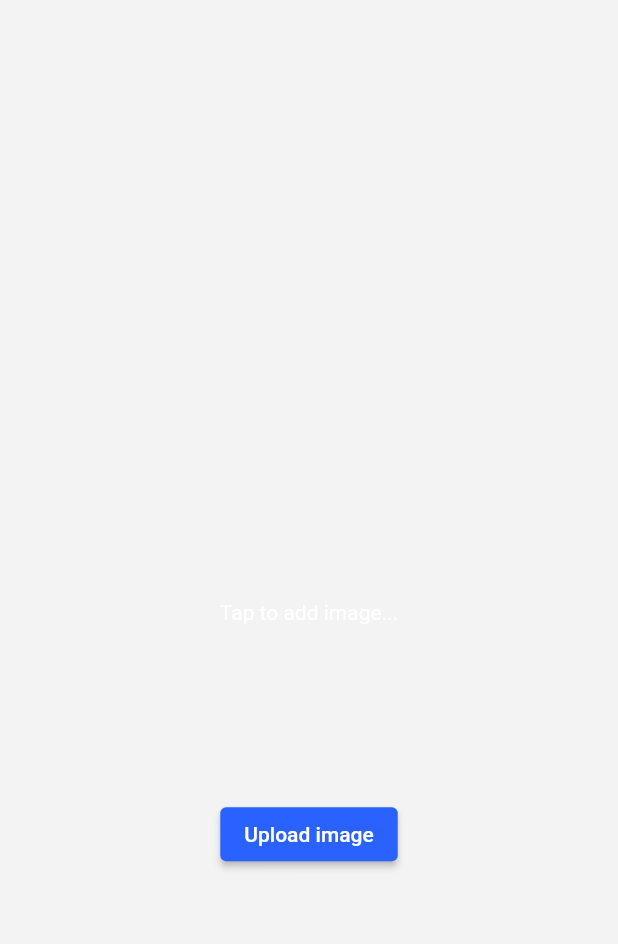
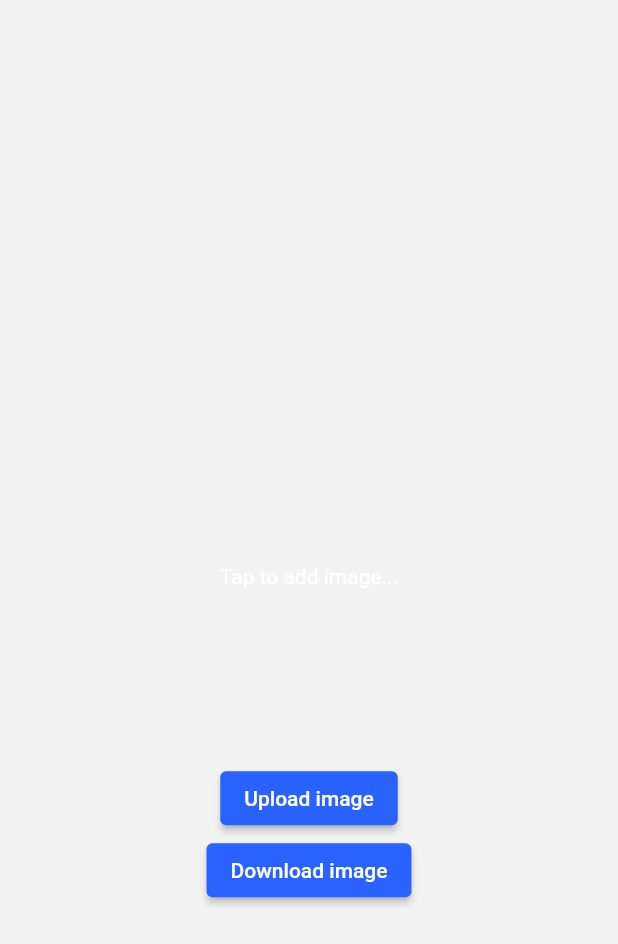
Before and after one commit to dannybkkhoo/FlutterPhoto, a Flutter app: the DebugPage2 screen opened directly, on a phone screen of 412 x 824 dp. Shown: the top 944 px of the screen. Run offline on Flutter 3.47's test engine with Material 2 defaults, Android fonts, the phone set to English and light mode, and no system bars; our stand-ins replace cloud_firestore, connectivity, firebase_auth, firebase_core, firebase_storage, flutter_riverpod and 3 more; missing offline and left inert: alert_dialog, flutter_facebook_login; accounts and stored records are empty; generated files the repository leaves out were written again.

Commit message:
[Firebase Cloud Storage] - Added image download - Updated CloudStorage class with error indicators for upload and download - Updated uploadBox to taskBox to support both upload and download, added button to retry/cancel (not done)

```diff
--- a/lib/debug.dart
+++ b/lib/debug.dart
@@ -39,6 +39,7 @@ class DebugPage extends ConsumerWidget {
   Imagedata imag = Imagedata(
     id: "123",
     name: "ABC",
+    ext: "jpg",
     createdAt: DateTime.now().toString(),
   );
 
@@ -130,7 +131,6 @@ class DebugPage extends ConsumerWidget {
                               mainAxisAlignment: MainAxisAlignment.center,
                               children: [
                                 ElevatedButton(onPressed: () => uploadImage(cloud), child: Text("Upload image")),
-                                Text("${((cloud.bytesTransferred/cloud.totalTransferring)*100).toStringAsFixed(2)}%", style: TextStyle(color: Colors.black))
                               ]
                           ),
                           ImageHolder(imageExists: _imageExists, imageNotExists: _imageNotExists,)
@@ -147,13 +147,18 @@ class DebugPage extends ConsumerWidget {
 }
 
 class DebugPage2 extends ConsumerWidget {
-  File? _image = null;
+  File? _image;
 
-  void uploadImage(CloudStorage2 ref) async {
+  void uploadImage(CloudStorage ref) async {
     if(_image != null)
-      ref.uploadImage("123/photos/testing.jpg", _image!);
+      ref.uploadImage("123/photos/testing", _image!);
     else
       print("Null image");
+  }
+
+  void downloadImage(CloudStorage ref) async {
+    _image = null;
+    await ref.downloadImage("123/photos/testing");
   }
 
   void _imageExists(File image) {
@@ -169,7 +174,7 @@ class DebugPage2 extends ConsumerWidget {
     final theme = watch(themeProvider);
     final firebaseAuth = context.read(firebaseAuthProvider);
     final uid = firebaseAuth.firebaseUser?.uid;
-    final cloud = watch(cloudStorageProvider2);
+    final cloud = watch(cloudStorageProvider);
     return Scaffold(
         body: SafeArea(
           child: LayoutBuilder(
@@ -189,7 +194,12 @@ class DebugPage2 extends ConsumerWidget {
                           Row(
                             mainAxisAlignment: MainAxisAlignment.center,
                             children: [
-                              ElevatedButton(onPressed: () => uploadImage(cloud), child: Text("Upload image")),
+                              Column(
+                                children: [
+                                  ElevatedButton(onPressed: () => uploadImage(cloud), child: Text("Upload image")),
+                                  ElevatedButton(onPressed: () => downloadImage(cloud),child: Text("Download image"))
+                                ],
+                              )
                             ]
                           ),
                           if(cloud.isUploading)
@@ -198,7 +208,17 @@ class DebugPage2 extends ConsumerWidget {
                                 crossAxisAlignment: CrossAxisAlignment.center,
                                 mainAxisAlignment: MainAxisAlignment.center,
                                 children: [
-                                  ...cloud.uploadMap.entries.map((item) => uploadBox(taskName: item.key, task: item.value)).toList(),
+                                  ...cloud.uploadMap.entries.map((item) => taskBox.upload(taskName: item.key, task: item.value, ref: cloud)).toList(),
+                                ]
+                              )
+                          ,
+                          if(cloud.isDownloading)
+                            if(cloud.downloadMap.isNotEmpty)
+                              Column(
+                                crossAxisAlignment: CrossAxisAlignment.center,
+                                mainAxisAlignment: MainAxisAlignment.center,
+                                children: [
+                                ...cloud.downloadMap.entries.map((item) => taskBox.download(taskName: item.key, task: item.value, ref: cloud)).toList(),
                                 ]
                               )
                         ]
--- a/lib/top_level_providers.dart
+++ b/lib/top_level_providers.dart
@@ -28,4 +28,3 @@ final authStateChangesProvider = StreamProvider<User?>((ref) {
 
 //cloud storage
 final cloudStorageProvider = ChangeNotifierProvider<CloudStorage>((ref) => CloudStorage());
-final cloudStorageProvider2 = ChangeNotifierProvider<CloudStorage2>((ref) => CloudStorage2());
--- a/lib/userdata.dart
+++ b/lib/userdata.dart
@@ -53,6 +53,7 @@ abstract class Imagedata with _$Imagedata {
     required String id,
     required String name,
     required String createdAt,
+    required String ext,
     @Default("") String description,
   }) = _Imagedata;
   factory Imagedata.fromJson(Map<String,dynamic> json) => _$ImagedataFromJson(json);
--- a/pubspec.yaml
+++ b/pubspec.yaml
@@ -35,6 +35,7 @@ dependencies:
   firebase_storage: ^10.0.1
   http: ^0.13.3
   image_picker: ^0.8.2
+  path_provider: ^2.0.2
 
 dev_dependencies:
   flutter_test:
```
Also changed, not shown: lib/cloud_storage.dart (+107 -60 lines), pubspec.lock, 1 other file.
